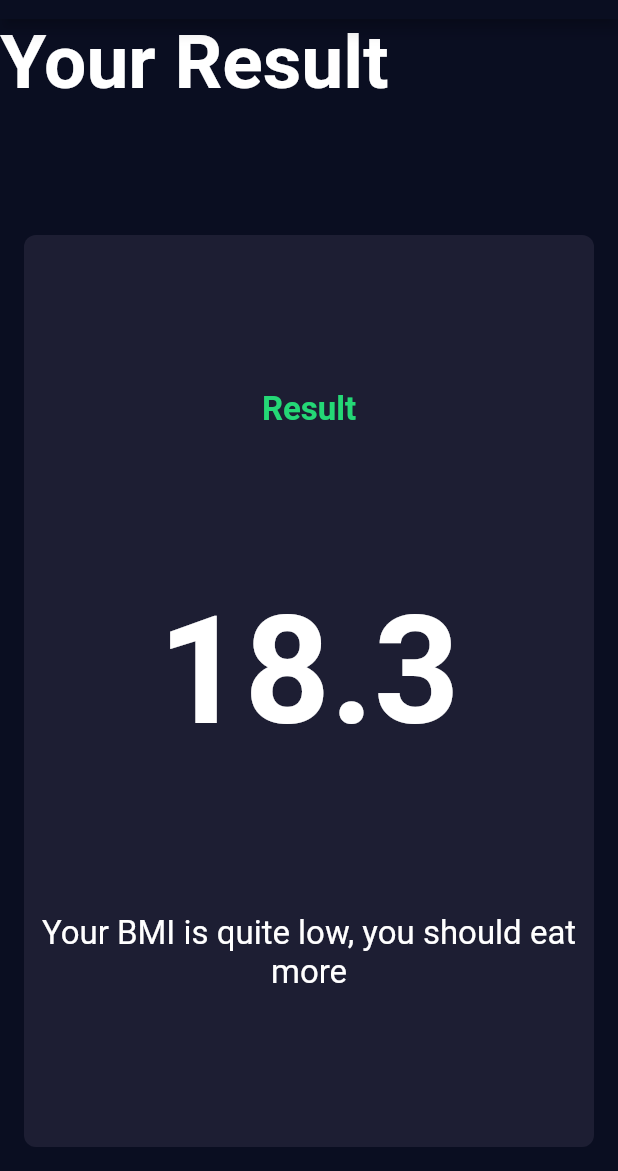
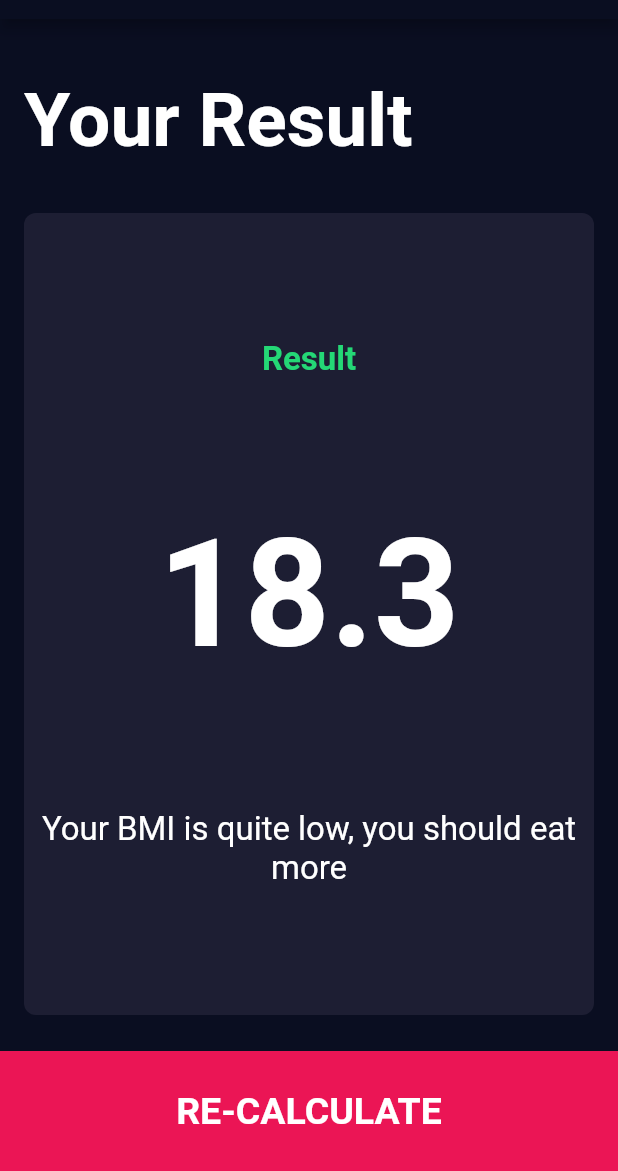
Before and after one commit to abd99/flutter-bmi-calculator, a Flutter app: the ResultsPage screen opened directly, on a phone screen of 412 x 824 dp, the part 65-1236 px from its top. Run offline on Flutter 3.47's test engine with Material 2 defaults, Android fonts, the phone set to English and light mode, and no system bars; our stand-ins replace font_awesome_flutter.

Commit message:
Add Re-calculate button

```diff
--- a/lib/screens/results_page.dart
+++ b/lib/screens/results_page.dart
@@ -1,4 +1,5 @@
 import 'package:flutter/material.dart';
+import 'package:flutter_bmi_calculator/components/bottom_button.dart';
 import 'package:flutter_bmi_calculator/constants.dart';
 import 'package:flutter_bmi_calculator/components/reusable_card.dart';
 
@@ -15,6 +16,8 @@ class ResultsPage extends StatelessWidget {
         children: <Widget>[
           Expanded(
             child: Container(
+              padding: EdgeInsets.all(16.0),
+              alignment: Alignment.bottomLeft,
               child: Text(
                 'Your Result',
                 style: kTitleTextStyle,
@@ -46,6 +49,12 @@ class ResultsPage extends StatelessWidget {
               ),
             ),
           ),
+          BottomButton(
+            onTap: () {
+              Navigator.pop(context);
+            },
+            buttonTitle: 'RE-CALCULATE',
+          )
         ],
       ),
     );
```
